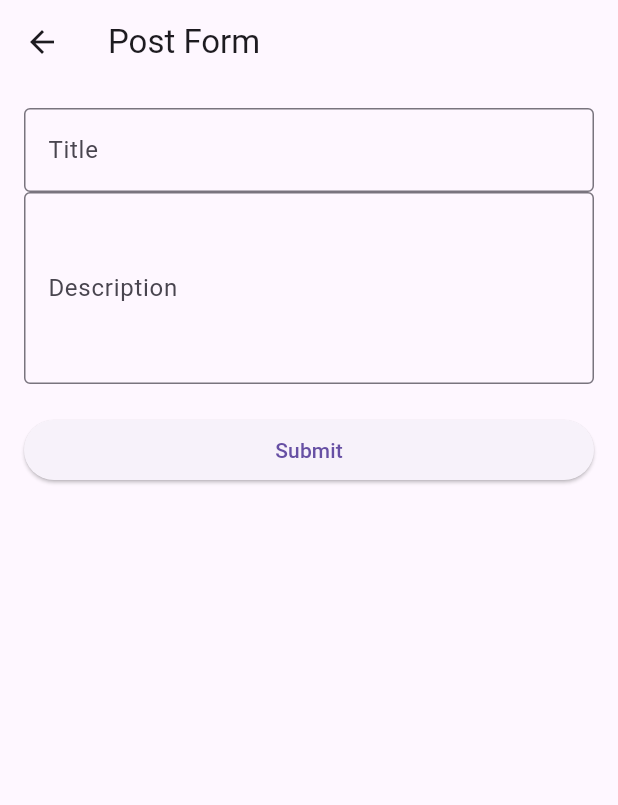
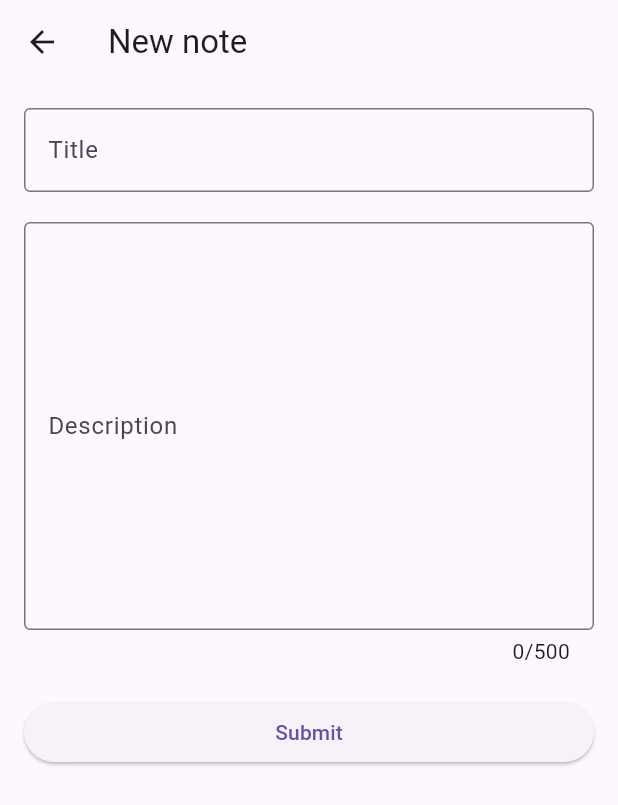
Before and after one commit to AladdineDev/bloc_blog, a Flutter app: the PostFormScreen screen opened by its route, on a phone screen of 412 x 824 dp. Shown: the top 805 px of the screen. Run offline on Flutter 3.47's test engine with Material 3 defaults, Android fonts, the phone set to English and light mode, and no system bars; our stand-ins replace equatable, flutter_bloc.

Commit message:
feat: add appbar

```diff
--- a/lib/screens/post_form_screen.dart
+++ b/lib/screens/post_form_screen.dart
@@ -18,7 +18,7 @@ class PostFormScreen extends StatelessWidget {
   Widget build(BuildContext context) {
     return Scaffold(
       appBar: AppBar(
-        title: const Text('Post Form'),
+        title: const Text('New note'),
       ),
       body: const Padding(
         padding: EdgeInsets.all(16.0),
@@ -36,9 +36,8 @@ class PostForm extends StatefulWidget {
 }
 
 class _PostFormState extends State<PostForm> {
-  final TextEditingController _titleController = TextEditingController();
-  final TextEditingController _descriptionController = TextEditingController();
-  bool isLoading = false; // Ajout du booléen pour suivre le chargement
+  final _titleController = TextEditingController();
+  final _descriptionController = TextEditingController();
 
   @override
   void dispose() {
@@ -49,18 +48,38 @@ class _PostFormState extends State<PostForm> {
 
   @override
   Widget build(BuildContext context) {
-    return Column(
+    return SingleChildScrollView(
+      child: Column(
         crossAxisAlignment: CrossAxisAlignment.stretch,
         children: [
           TextField(
             controller: _titleController,
+            keyboardType: TextInputType.text,
+            textInputAction: TextInputAction.next,
             decoration: const InputDecoration(
               labelText: 'Title',
             ),
           ),
+          const SizedBox(height: 20),
           TextField(
             controller: _descriptionController,
-          maxLines: 4,
+            maxLines: 10,
+            maxLength: 500,
+            buildCounter: (
+              context, {
+              required currentLength,
+              required isFocused,
+              required maxLength,
+            }) {
+              return Text(
+                "$currentLength/$maxLength",
+                style: context.textTheme.bodyMedium?.copyWith(
+                  color: currentLength == maxLength
+                      ? context.colorScheme.error
+                      : null,
+                ),
+              );
+            },
             decoration: const InputDecoration(
               labelText: 'Description',
             ),
@@ -89,6 +108,7 @@ class _PostFormState extends State<PostForm> {
             },
           ),
         ],
+      ),
     );
   }
 
--- a/lib/screens/post_list_screen.dart
+++ b/lib/screens/post_list_screen.dart
@@ -21,6 +21,9 @@ class PostListScreen extends StatelessWidget {
   @override
   Widget build(BuildContext context) {
     return Scaffold(
+      appBar: AppBar(
+        title: const Text('My notes'),
+      ),
       body: BlocBuilder<PostBloc, PostState>(
         builder: (context, state) {
           return switch (state.status) {
```
Lines whose indentation alone changed are shown as unchanged.
